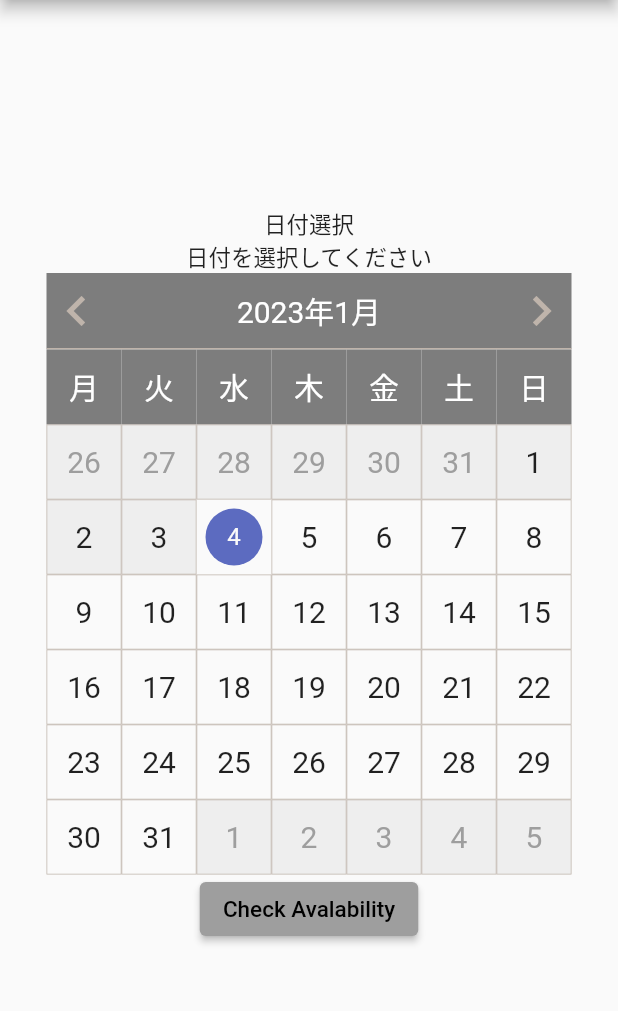
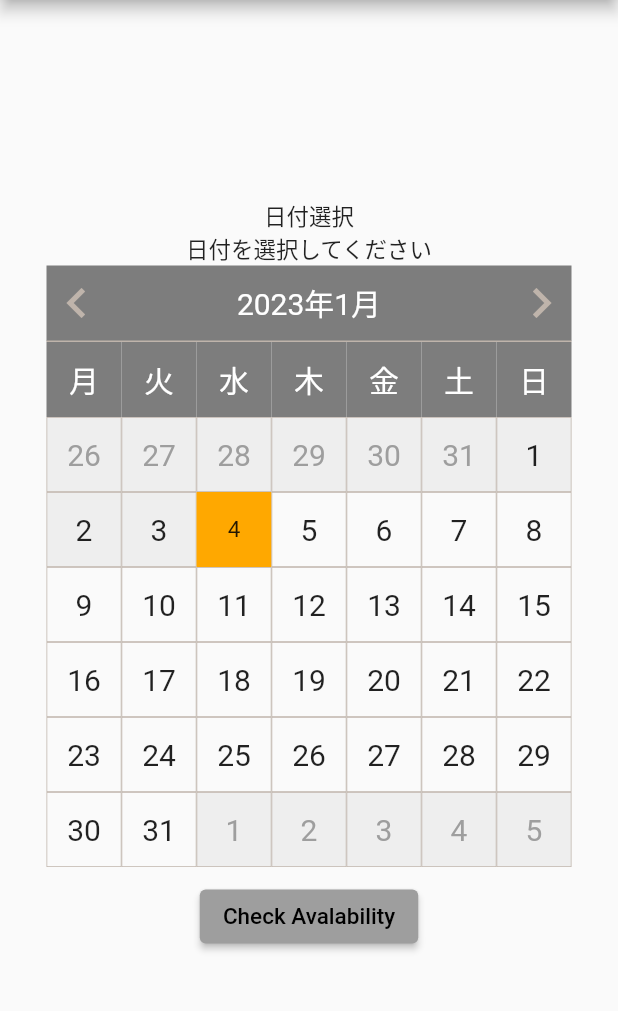
Before and after one commit to harooon-511/Calenders, a Flutter app: the TableCalenderPage screen opened by its route, after a tap on "Choose date", on a phone screen of 412 x 824 dp, the part 84-1095 px from its top. Run offline on Flutter 3.47's test engine with Material 2 defaults, Android fonts, the phone set to English and light mode, and no system bars; drawn by our look-alikes of table_calendar; our stand-ins replace flutter_riverpod, go_router.

Commit message:
design of selected day

```diff
--- a/lib/pages/date_picker.dart
+++ b/lib/pages/date_picker.dart
@@ -36,7 +36,7 @@ class DatePickerPage extends ConsumerWidget {
             ChosenDateText(focusOnDay),
             // Expanded(child:
             SizedBox(
-              height: 400,
+              height: 410,
               width: 350,
               child: TableCalendar(
                 locale: 'ja_JP',
@@ -80,24 +80,22 @@ class DatePickerPage extends ConsumerWidget {
                       return DefaultStyle(day, Colors.black87);
                     }
                   },
-                  // todayBuilder: (context, day, focusedDay) {
-                  //   return AnimatedContainer(
-                  //     duration: const Duration(milliseconds: 250),
-                  //     margin: EdgeInsets.zero,
-                  //     decoration: BoxDecoration(
-                  //       border: Border.all(
-                  //         color: Colors.orange,
-                  //       ),
-                  //     ),
-                  //     alignment: Alignment.center,
-                  //     child: Text(
-                  //       day.day.toString(),
-                  //       style: const TextStyle(
-                  //         color: Colors.black87,
-                  //       ),
-                  //     ),
-                  //   );
-                  // },
+                  selectedBuilder: (context, day, focusedDay) {
+                    return AnimatedContainer(
+                      duration: const Duration(milliseconds: 250),
+                      margin: EdgeInsets.zero,
+                      decoration: const BoxDecoration(
+                        color: Color(0xffFFA800),
+                      ),
+                      alignment: Alignment.center,
+                      child: Text(
+                        day.day.toString(),
+                        style: const TextStyle(
+                          color: Colors.black87,
+                        ),
+                      ),
+                    );
+                  },
                   dowBuilder: (context, day) {
                     final locale = Localizations.localeOf(context).languageCode;
                     final dowText = const DaysOfWeekStyle()
--- a/lib/pages/table_calender.dart
+++ b/lib/pages/table_calender.dart
@@ -141,25 +141,22 @@ class TableCalenderPage extends ConsumerWidget {
                     }
                     return const Text(' ');
                   },
-                  // 指示通らない
-                  // todayBuilder: (context, day, focusedDay) {
-                  //   return AnimatedContainer(
-                  //     duration: const Duration(milliseconds: 250),
-                  //     margin: EdgeInsets.zero,
-                  //     decoration: BoxDecoration(
-                  //       border: Border.all(
-                  //         color: Colors.orange,
-                  //       ),
-                  //     ),
-                  //     alignment: Alignment.center,
-                  //     child: Text(
-                  //       day.day.toString(),
-                  //       style: const TextStyle(
-                  //         color: Colors.black87,
-                  //       ),
-                  //     ),
-                  //   );
-                  // },
+                  selectedBuilder: (context, day, focusedDay) {
+                    return AnimatedContainer(
+                      duration: const Duration(milliseconds: 250),
+                      margin: EdgeInsets.zero,
+                      decoration: const BoxDecoration(
+                        color: Color(0xffFFA800),
+                      ),
+                      alignment: Alignment.center,
+                      child: Text(
+                        day.day.toString(),
+                        style: const TextStyle(
+                          color: Colors.black87,
+                        ),
+                      ),
+                    );
+                  },
                   dowBuilder: (context, day) {
                     final locale = Localizations.localeOf(context).languageCode;
                     final dowText = const DaysOfWeekStyle()
```
